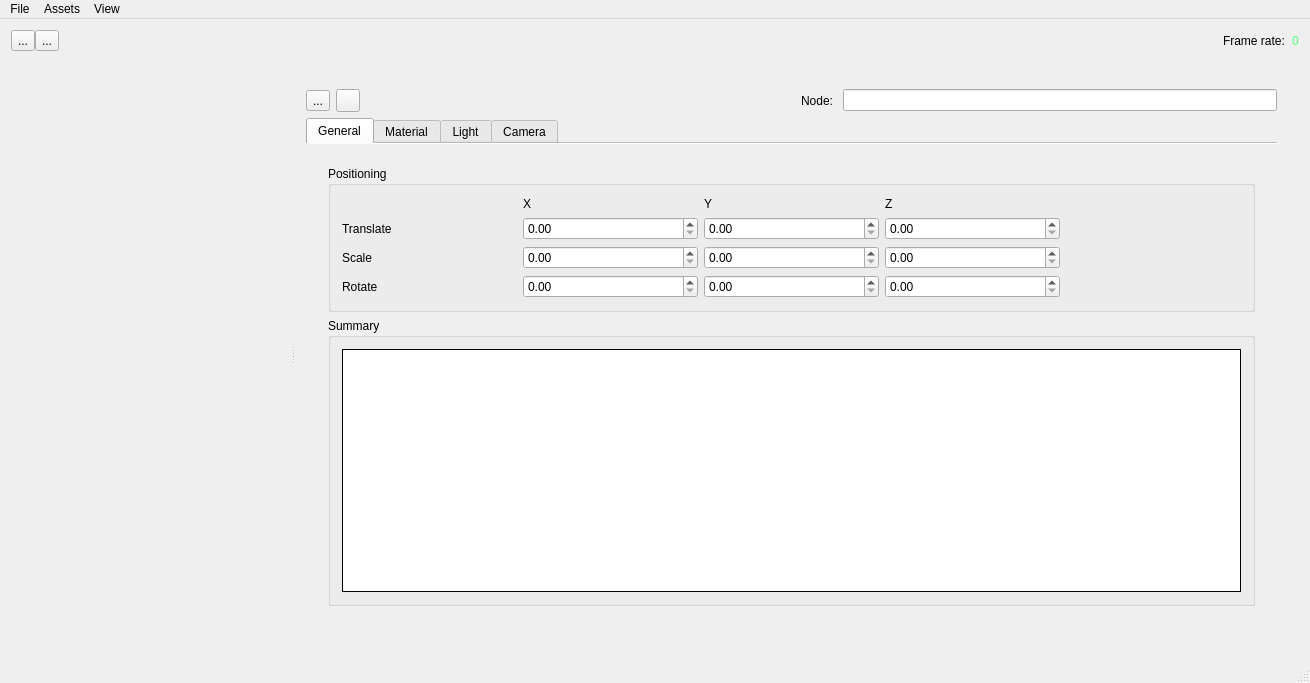
Toeplitz/poll_gl, file gui/window.ui: the form before one commit.
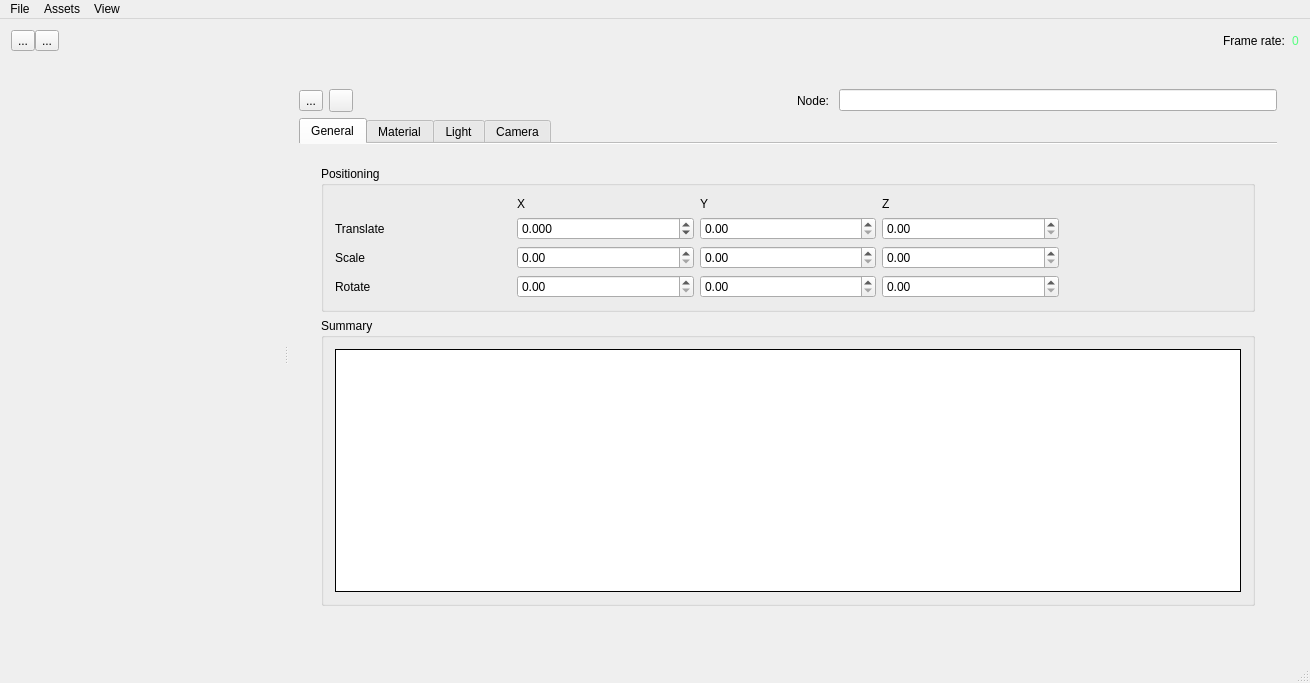
The form after the commit. The open tabs and pages were chosen to show the change. Icons and pictures are not drawn. Custom widgets are drawn as their Qt base class.

```diff
--- a/gui/window.ui
+++ b/gui/window.ui
@@ -631,7 +631,26 @@
                          <widget class="QDoubleSpinBox" name="doubleSpinBox_4"/>
                         </item>
                         <item row="1" column="1">
-                         <widget class="QDoubleSpinBox" name="doubleSpinBox"/>
+                         <widget class="QDoubleSpinBox" name="spin_translate_x">
+                          <property name="wrapping">
+                           <bool>true</bool>
+                          </property>
+                          <property name="decimals">
+                           <number>3</number>
+                          </property>
+                          <property name="minimum">
+                           <double>-9999999.000000000000000</double>
+                          </property>
+                          <property name="maximum">
+                           <double>9999999.000000000000000</double>
+                          </property>
+                          <property name="singleStep">
+                           <double>0.100000000000000</double>
+                          </property>
+                          <property name="value">
+                           <double>0.000000000000000</double>
+                          </property>
+                         </widget>
                         </item>
                         <item row="2" column="0">
                          <widget class="QLabel" name="label_3">
```
Left out of the diff: 11 changed lines with no effect on the pictures.
